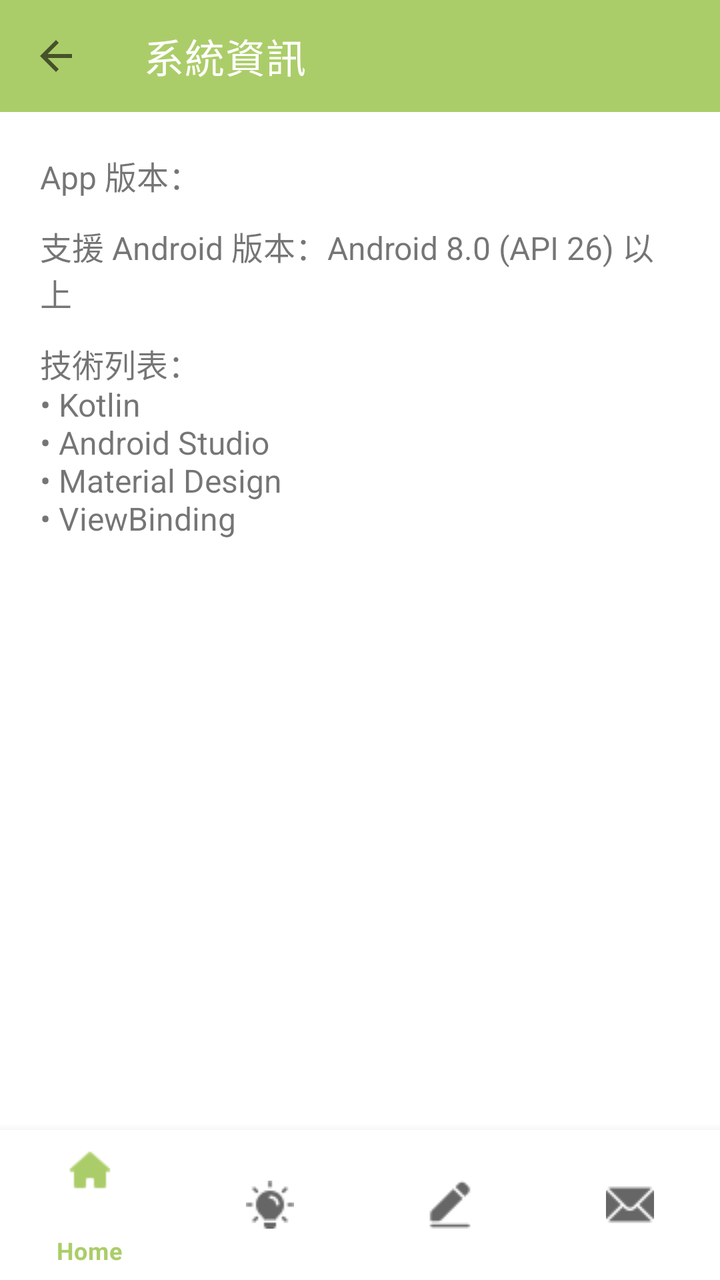
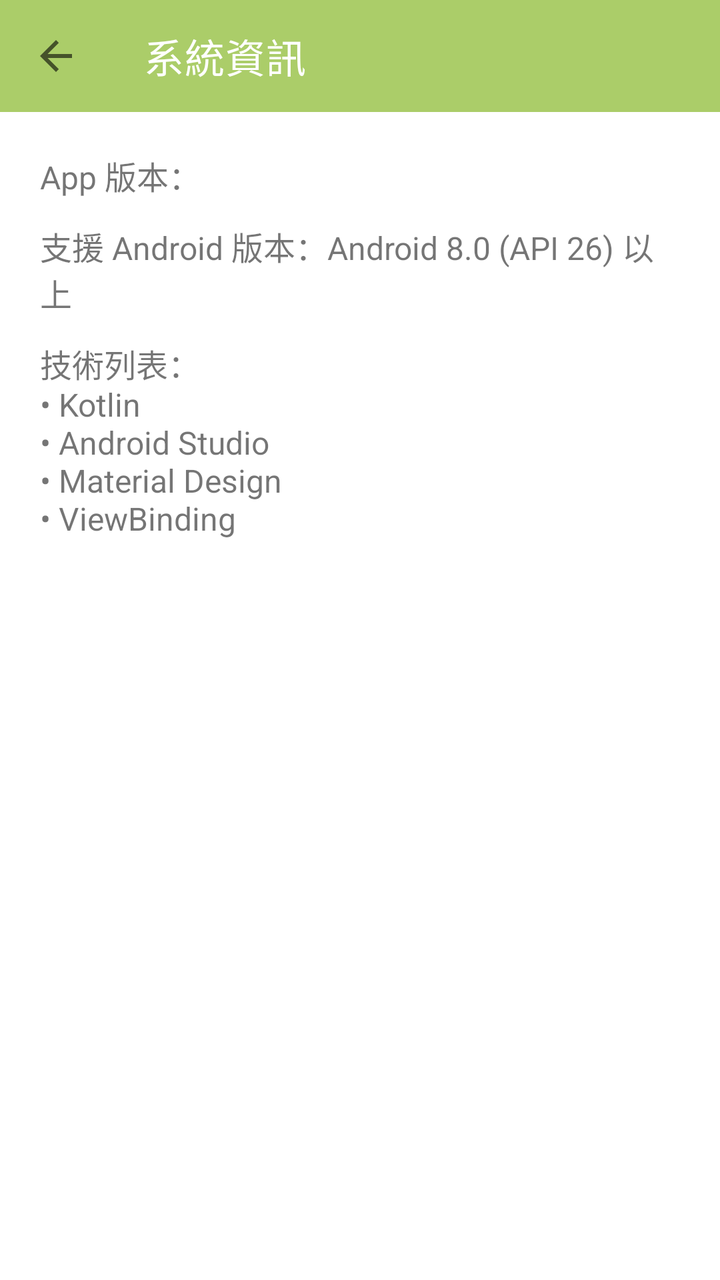

Compare the two renders of this Android layout. The source of the first and the diff that turns it into the second are given below.
<!-- AndroidManifest.xml: application theme Theme.FutureMeMailApp -->
<!-- res/layout/activity_system_info.xml -->
<?xml version="1.0" encoding="utf-8"?>
<androidx.constraintlayout.widget.ConstraintLayout
    xmlns:android="http://schemas.android.com/apk/res/android"
    xmlns:app="http://schemas.android.com/apk/res-auto"
    android:layout_width="match_parent"
    android:layout_height="match_parent">

    
    <com.google.android.material.appbar.MaterialToolbar
        android:id="@+id/toolbar"
        android:layout_width="0dp"
        android:layout_height="wrap_content"
        android:background="?attr/colorPrimary"
        app:title="系統資訊"
        app:titleTextColor="?attr/colorOnPrimary"
        app:navigationIcon="?attr/homeAsUpIndicator"

        app:layout_constraintTop_toTopOf="parent"
        app:layout_constraintStart_toStartOf="parent"
        app:layout_constraintEnd_toEndOf="parent" />

    
    <ScrollView
        android:layout_width="0dp"
        android:layout_height="0dp"
        app:layout_constraintTop_toBottomOf="@id/toolbar"
        app:layout_constraintBottom_toTopOf="@id/bottomNavigationView"
        app:layout_constraintStart_toStartOf="parent"
        app:layout_constraintEnd_toEndOf="parent">

        <LinearLayout
            android:orientation="vertical"
            android:padding="20dp"
            android:layout_width="match_parent"
            android:layout_height="wrap_content">

            <TextView
                android:id="@+id/tvVersion"
                android:text="App 版本："
                android:textSize="16sp"
                android:layout_marginBottom="12dp"
                android:layout_width="wrap_content"
                android:layout_height="wrap_content" />

            <TextView
                android:text="支援 Android 版本：Android 8.0 (API 26) 以上"
                android:textSize="16sp"
                android:layout_marginBottom="12dp"
                android:layout_width="wrap_content"
                android:layout_height="wrap_content" />

            <TextView
                android:text="技術列表：\n• Kotlin\n• Android Studio\n• Material Design\n• ViewBinding"
                android:textSize="16sp"
                android:layout_width="wrap_content"
                android:layout_height="wrap_content" />

        </LinearLayout>
    </ScrollView>

    
    <com.google.android.material.bottomnavigation.BottomNavigationView
        android:id="@+id/bottomNavigationView"
        android:layout_width="0dp"
        android:layout_height="75dp"
        app:menu="@menu/bottom_nav_menu"
        app:layout_constraintBottom_toBottomOf="parent"
        app:layout_constraintStart_toStartOf="parent"
        app:layout_constraintEnd_toEndOf="parent" />

</androidx.constraintlayout.widget.ConstraintLayout>
<!-- resources referenced by this layout -->
<resources>
  <style name="Theme.FutureMeMailApp" parent="Theme.MaterialComponents.DayNight.NoActionBar">
  
          
          <item name="colorPrimary">@color/green_200</item>
          <item name="colorPrimaryVariant">@color/green_700</item>
          <item name="colorOnPrimary">@color/white</item>
  
          
          <item name="colorSecondary">@color/teal_200</item>
          <item name="colorSecondaryVariant">@color/teal_700</item>
          <item name="colorOnSecondary">@color/black</item>
  
          
          <item name="android:statusBarColor" tools:targetApi="l">?attr/colorPrimaryVariant</item>
  
      </style>
  <color name="green_200">#ABCD69</color>
  <color name="green_700">#0F502F</color>
  <color name="white">#FFFFFFFF</color>
  <color name="teal_200">#FF03DAC5</color>
  <color name="teal_700">#FF018786</color>
  <color name="black">#FF000000</color>
</resources>

<!-- the commit's change to res/layout/activity_system_info.xml (unified diff, before → after) -->
@@ -24,7 +24,7 @@
         android:layout_width="0dp"
         android:layout_height="0dp"
         app:layout_constraintTop_toBottomOf="@id/toolbar"
-        app:layout_constraintBottom_toTopOf="@id/bottomNavigationView"
+        app:layout_constraintBottom_toBottomOf="parent"
         app:layout_constraintStart_toStartOf="parent"
         app:layout_constraintEnd_toEndOf="parent">
 
@@ -58,14 +58,4 @@
         </LinearLayout>
     </ScrollView>
 
-    
-    <com.google.android.material.bottomnavigation.BottomNavigationView
-        android:id="@+id/bottomNavigationView"
-        android:layout_width="0dp"
-        android:layout_height="75dp"
-        app:menu="@menu/bottom_nav_menu"
-        app:layout_constraintBottom_toBottomOf="parent"
-        app:layout_constraintStart_toStartOf="parent"
-        app:layout_constraintEnd_toEndOf="parent" />
-
 </androidx.constraintlayout.widget.ConstraintLayout>
